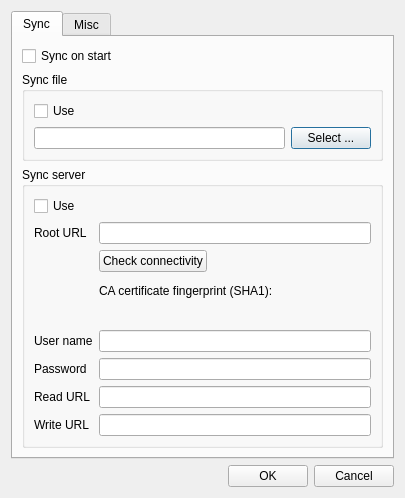
Qt form Qt-SESAM/optionsdialog.ui (607011/Qt-SESAM) before a commit.
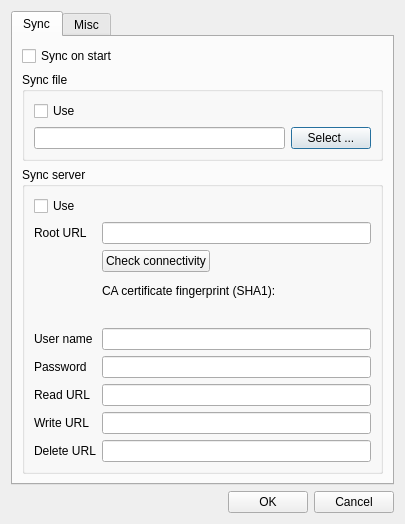
The same form after that commit.

What changed in the file:
```diff
--- a/Qt-SESAM/optionsdialog.ui
+++ b/Qt-SESAM/optionsdialog.ui
@@ -7,7 +7,7 @@
     <x>0</x>
     <y>0</y>
     <width>405</width>
-    <height>498</height>
+    <height>524</height>
    </rect>
   </property>
   <property name="windowTitle">
@@ -251,6 +251,20 @@
               </property>
              </widget>
             </item>
+            <item row="7" column="0">
+             <widget class="QLabel" name="label_10">
+              <property name="text">
+               <string>Delete URL</string>
+              </property>
+             </widget>
+            </item>
+            <item row="7" column="1">
+             <widget class="QLineEdit" name="deleteUrlLineEdit">
+              <property name="enabled">
+               <bool>true</bool>
+              </property>
+             </widget>
+            </item>
            </layout>
           </item>
          </layout>
```
